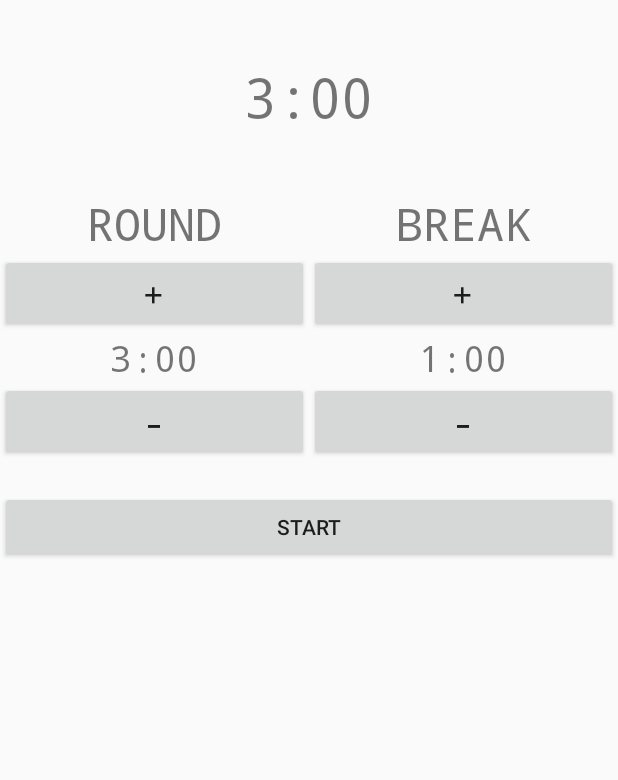
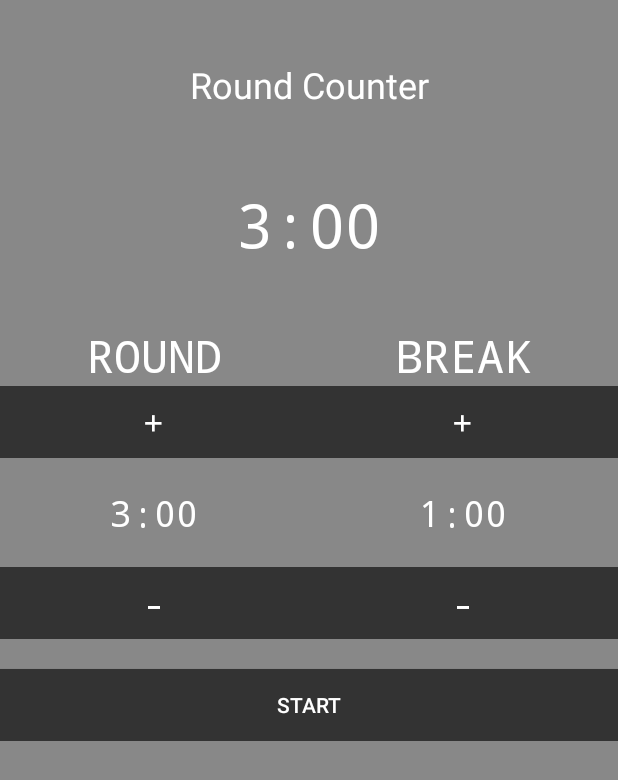
Before and after one commit to EnriqueMendozaEDC8/BoxingTimerApp, an Android app: the layout activity_main.xml on its own in the app's theme, with its tools: preview values and no code run, on a phone screen of 412 x 824 dp. Shown: the top 780 px of the screen. Run offline under Robolectric (Android 15) with nearby library versions, the phone set to English and light mode, and no system bars.

Commit message:
Configure interface of user

```diff
--- a/app/src/main/res/layout/activity_main.xml
+++ b/app/src/main/res/layout/activity_main.xml
@@ -13,7 +13,8 @@
         app:layout_constraintBottom_toBottomOf="parent"
         app:layout_constraintEnd_toEndOf="parent"
         app:layout_constraintHorizontal_bias="0.0"
-        app:layout_constraintStart_toStartOf="parent">
+        app:layout_constraintStart_toStartOf="parent"
+        android:background="#888888">
 
         <LinearLayout
             android:layout_width="match_parent"
@@ -21,15 +22,27 @@
             android:orientation="vertical">
 
             <TextView
+                android:id="@+id/HeaderText"
+                android:layout_width="match_parent"
+                android:layout_height="wrap_content"
+                android:text="Round Counter"
+                android:paddingTop="40dp"
+                android:paddingBottom="10dp"
+                android:textColor="#ffffff"
+                android:textAlignment="center"
+                android:textSize="24sp" />
+
+            <TextView
                 android:id="@+id/TimeTextView"
                 android:layout_width="match_parent"
                 android:layout_height="wrap_content"
                 android:fontFamily="monospace"
                 android:text="3:00"
+                android:textColor="#ffffff"
                 android:paddingTop="40dp"
                 android:paddingBottom="40dp"
                 android:textAlignment="center"
-                android:textSize="36sp" />
+                android:textSize="40dp" />
 
             <LinearLayout
                 android:layout_width="match_parent"
@@ -43,6 +56,7 @@
                     android:layout_weight="1"
                     android:fontFamily="monospace"
                     android:text="ROUND"
+                    android:textColor="#ffffff"
                     android:textAlignment="center"
                     android:textSize="30sp" />
 
@@ -53,6 +67,7 @@
                     android:layout_weight="1"
                     android:fontFamily="monospace"
                     android:text="BREAK"
+                    android:textColor="#ffffff"
                     android:textAlignment="center"
                     android:textSize="30sp" />
             </LinearLayout>
@@ -69,6 +84,8 @@
                     android:layout_weight="1"
                     android:fontFamily="monospace"
                     android:text="+"
+                    android:textColor="#ffffff"
+                    android:background="#333333"
                     android:textSize="24sp" />
 
                 <Button
@@ -78,6 +95,8 @@
                     android:layout_weight="1"
                     android:fontFamily="monospace"
                     android:text="+"
+                    android:textColor="#ffffff"
+                    android:background="#333333"
                     android:textSize="24sp" />
             </LinearLayout>
 
@@ -93,6 +112,9 @@
                     android:layout_weight="1"
                     android:fontFamily="monospace"
                     android:text="3:00"
+                    android:paddingTop="20dp"
+                    android:paddingBottom="20dp"
+                    android:textColor="#ffffff"
                     android:textAlignment="center"
                     android:textSize="24sp" />
 
@@ -103,6 +125,9 @@
                     android:layout_weight="1"
                     android:fontFamily="monospace"
                     android:text="1:00"
+                    android:paddingTop="20dp"
+                    android:paddingBottom="20dp"
+                    android:textColor="#ffffff"
                     android:textAlignment="center"
                     android:textSize="24sp" />
             </LinearLayout>
@@ -119,6 +144,8 @@
                     android:layout_weight="1"
                     android:fontFamily="monospace"
                     android:text="-"
+                    android:textColor="#ffffff"
+                    android:background="#333333"
                     android:textSize="24sp" />
 
                 <Button
@@ -128,6 +155,8 @@
                     android:layout_weight="1"
                     android:fontFamily="monospace"
                     android:text="-"
+                    android:textColor="#ffffff"
+                    android:background="#333333"
                     android:textSize="24sp" />
             </LinearLayout>
 
@@ -136,6 +165,8 @@
                 android:layout_width="match_parent"
                 android:layout_height="wrap_content"
                 android:text="Start"
+                android:textColor="#ffffff"
+                android:background="#333333"
                 android:layout_marginTop="20dp"/>
 
         </LinearLayout>
--- a/app/src/main/res/values/styles.xml
+++ b/app/src/main/res/values/styles.xml
@@ -1,7 +1,7 @@
 <resources>
 
     <!-- Base application theme. -->
-    <style name="AppTheme" parent="Theme.AppCompat.Light.DarkActionBar">
+    <style name="AppTheme" parent="Theme.AppCompat.Light.NoActionBar">
         <!-- Customize your theme here. -->
         <item name="colorPrimary">@color/colorPrimary</item>
         <item name="colorPrimaryDark">@color/colorPrimaryDark</item>
--- a/build.gradle
+++ b/build.gradle
@@ -7,7 +7,7 @@ buildscript {
 
     }
     dependencies {
-        classpath 'com.android.tools.build:gradle:3.3.1'
+        classpath 'com.android.tools.build:gradle:3.3.2'
 
         // NOTE: Do not place your application dependencies here; they belong
         // in the individual module build.gradle files
```
